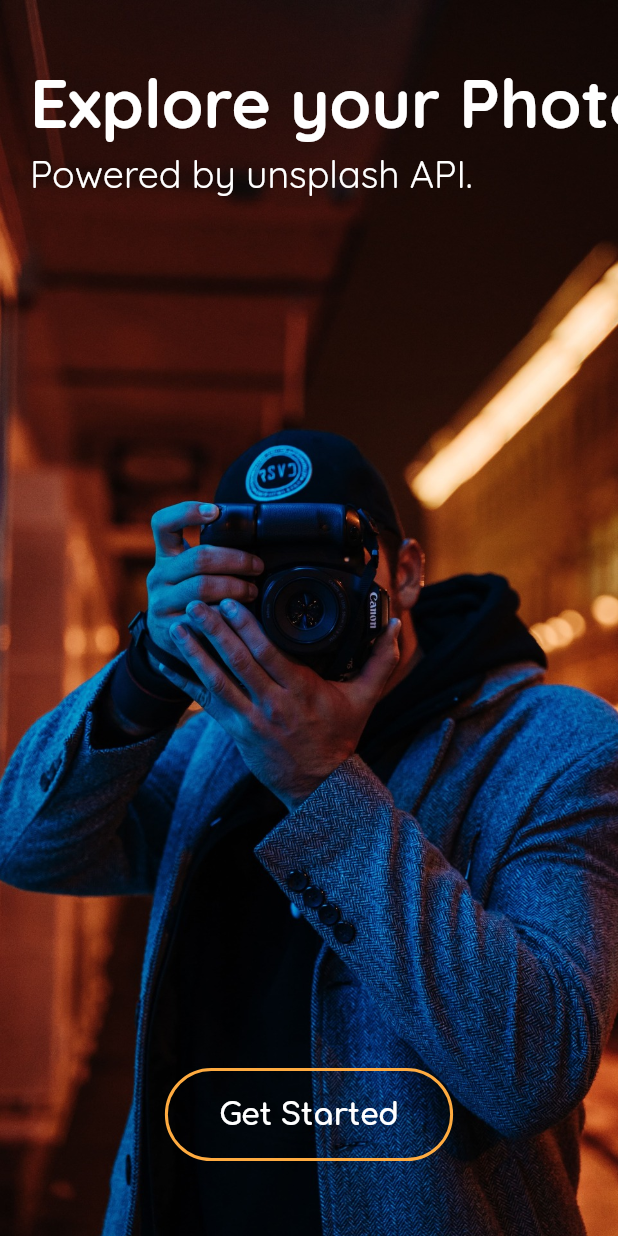
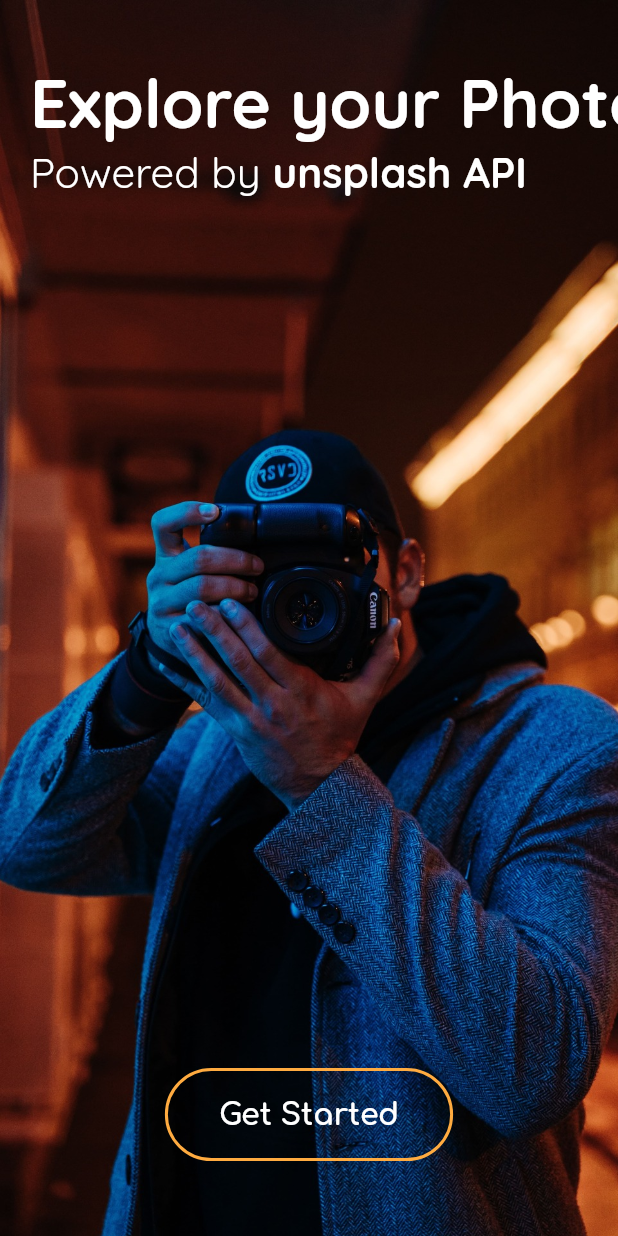
Before and after one commit to md-siam/photo_gallery, a Flutter app: the TabletView screen opened directly, on a phone screen of 412 x 824 dp. Run offline on Flutter 3.47's test engine with Material 2 defaults, Android fonts, the light colour scheme and no system bars; drawn by our look-alikes of animated_text_kit; network calls fail.

Commit message:
feat(ui): added text animation in intro screens

```diff
--- a/lib/app/views/tablet/tablet_view.dart
+++ b/lib/app/views/tablet/tablet_view.dart
@@ -1,4 +1,5 @@
 import 'package:flutter/material.dart';
+import 'package:animated_text_kit/animated_text_kit.dart';
 
 import '../../layout/responsive_layout.dart';
 import '../views.dart';
@@ -26,20 +27,45 @@ class TabletView extends StatelessWidget {
             child: Text(
               'Explore your Photo Gallery.',
               style: TextStyle(
+                fontSize: 45,
+                color: Colors.white,
                 fontFamily: 'Quicksand',
-                fontSize: 45,
                 fontWeight: FontWeight.bold,
               ),
             ),
           ),
-          const Positioned(
-            top: 100,
+          Positioned(
+            top: 80,
             left: 20,
-            child: Text(
-              'Powered by unsplash API.',
-              style: TextStyle(
-                fontFamily: 'Quicksand',
-                fontSize: 25,
+            child: SizedBox(
+              height: 70,
+              child: Row(
+                mainAxisSize: MainAxisSize.min,
+                children: [
+                  const Text(
+                    'Powered by',
+                    style: TextStyle(
+                      fontSize: 28,
+                      color: Colors.white,
+                      fontFamily: 'Quicksand',
+                    ),
+                  ),
+                  const SizedBox(width: 8.0),
+                  DefaultTextStyle(
+                    style: const TextStyle(
+                      fontSize: 28,
+                      color: Colors.white,
+                      fontFamily: 'Quicksand',
+                      fontWeight: FontWeight.bold,
+                    ),
+                    child: AnimatedTextKit(
+                      repeatForever: true,
+                      animatedTexts: [
+                        RotateAnimatedText('unsplash API'),
+                      ],
+                    ),
+                  ),
+                ],
               ),
             ),
           ),
--- a/lib/main.dart
+++ b/lib/main.dart
@@ -28,8 +28,8 @@ class MyApp extends StatelessWidget {
         brightness: Brightness.dark,
         scaffoldBackgroundColor: const Color(0xFF0B0B0A),
       ),
-      home: const ResponsiveView(), ///for `testing` purpose
-      //home: const SplashView(),
+      //home: const ResponsiveView(), ///for `testing` purpose
+      home: const SplashView(),
     );
   }
 }
--- a/pubspec.yaml
+++ b/pubspec.yaml
@@ -47,6 +47,8 @@ dependencies:
   path_provider: ^2.0.10
   # For implementing the blurhash from the API
   flutter_blurhash: ^0.7.0
+  # For animated text
+  animated_text_kit: ^4.2.2
   # For various grid layouts
   flutter_staggered_grid_view: ^0.6.1
 
```
Also changed, not shown: lib/app/views/desktop/desktop_view.dart (+34 -8 lines), lib/app/views/mobile/mobile_view.dart (+34 -8 lines), pubspec.lock, 1 other file.
